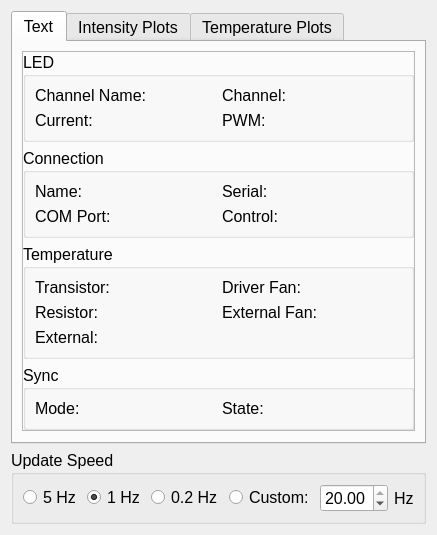
Llamero/30mm_cage_plate_LED_MCPCB, file Software/GUI_code/Status_GUI.ui: the form before one commit.
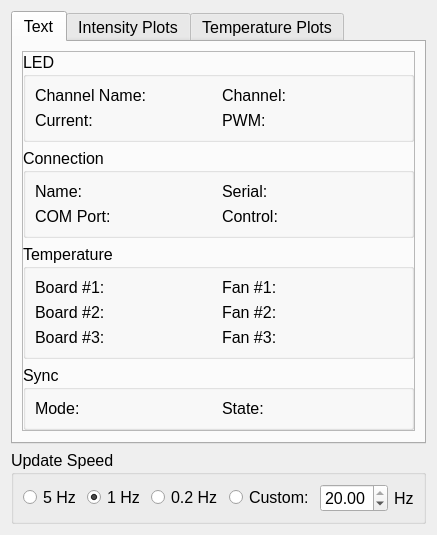
The form after the commit. Custom widgets are drawn as their Qt base class.

Commit message: Start updating status

```diff
--- a/Software/GUI_code/Status_GUI.ui
+++ b/Software/GUI_code/Status_GUI.ui
@@ -6,7 +6,7 @@
    <rect>
     <x>0</x>
     <y>0</y>
-    <width>412</width>
+    <width>416</width>
     <height>525</height>
    </rect>
   </property>
@@ -212,7 +212,7 @@
                 <string>Temperature of transistor used to regulate the LED current.</string>
                </property>
                <property name="text">
-                <string>Transistor: </string>
+                <string>Board #1:</string>
                </property>
               </widget>
              </item>
@@ -230,7 +230,7 @@
                 <string>Speed of the internal fan (0% = off, 100% = full speed)</string>
                </property>
                <property name="text">
-                <string>Driver Fan: </string>
+                <string>Fan #1:</string>
                </property>
               </widget>
              </item>
@@ -248,7 +248,7 @@
                 <string>Temperature of the current sense resistors.</string>
                </property>
                <property name="text">
-                <string>Resistor: </string>
+                <string>Board #2:</string>
                </property>
               </widget>
              </item>
@@ -266,7 +266,7 @@
                 <string>Temperature of the externally connected thermistor.</string>
                </property>
                <property name="text">
-                <string>External: </string>
+                <string>Board #3:</string>
                </property>
               </widget>
              </item>
@@ -276,7 +276,14 @@
                 <string>Speed of the external fan (0% = off, 100% = full speed)</string>
                </property>
                <property name="text">
-                <string>External Fan: </string>
+                <string>Fan #2:</string>
+               </property>
+              </widget>
+             </item>
+             <item row="2" column="1">
+              <widget class="QLabel" name="label">
+               <property name="text">
+                <string>Fan #3:</string>
                </property>
               </widget>
              </item>
```
Left out of the diff: 28 changed lines with no effect on the pictures. The commit also changes 11 other files.
